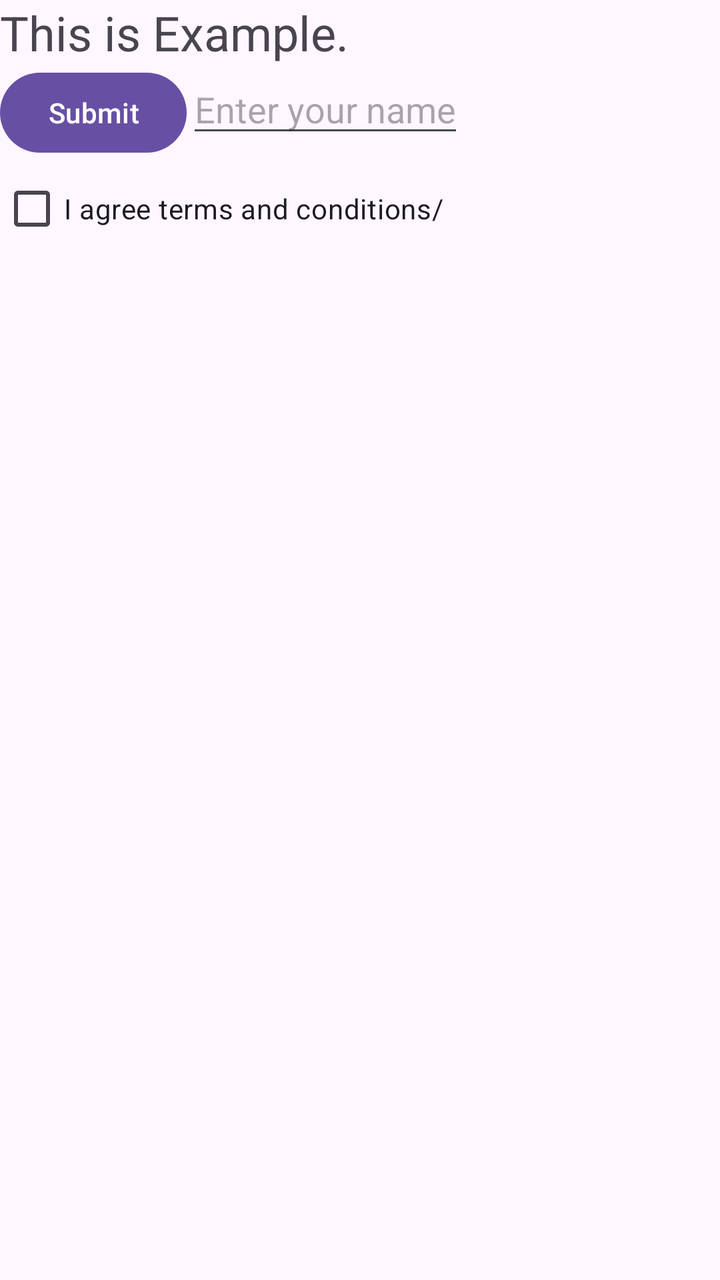
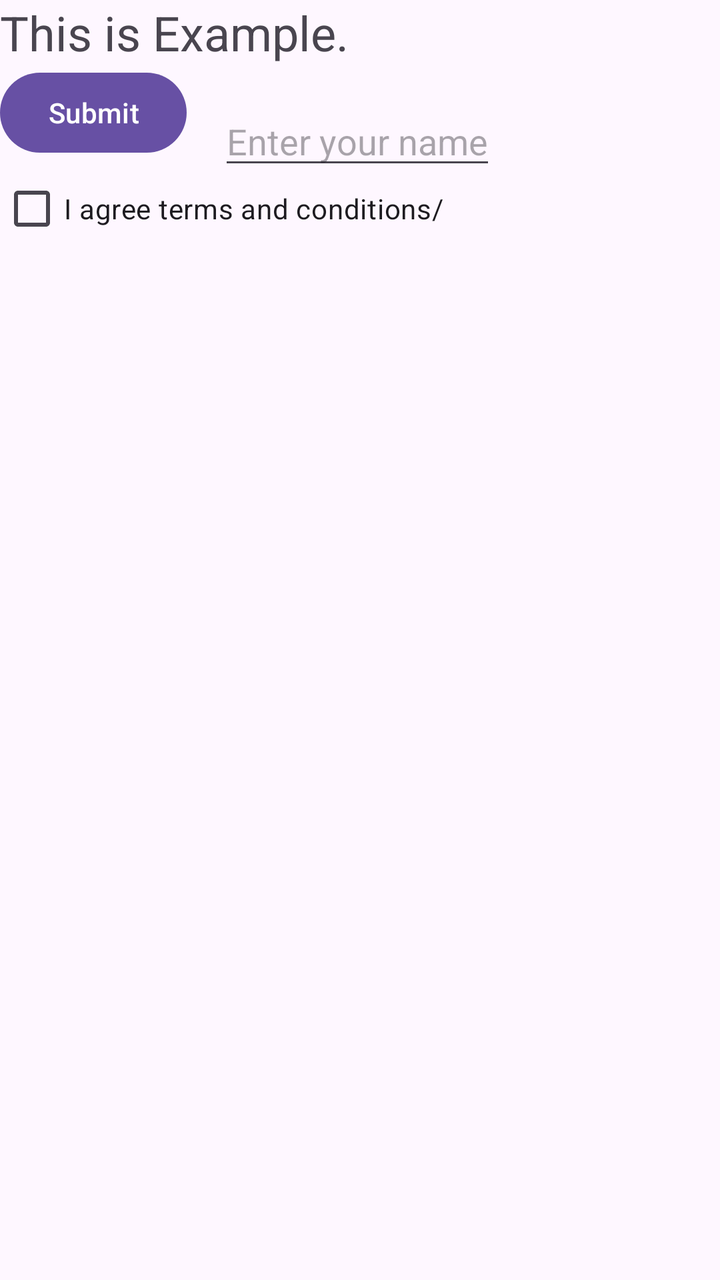

Screens rendered from an Android XML layout before and after an edit, with the pre-edit source and the edit as a unified diff.
<!-- AndroidManifest.xml: application theme Theme.BCA6th -->
<!-- res/layout/activity_dashboard.xml -->
<?xml version="1.0" encoding="utf-8"?>
<RelativeLayout
    xmlns:android="http://schemas.android.com/apk/res/android"
    xmlns:app="http://schemas.android.com/apk/res-auto"
    xmlns:tools="http://schemas.android.com/tools"
    android:id="@+id/main"
    android:layout_width="match_parent"
    android:layout_height="match_parent"
    tools:context=".DashboardActivity">

    <TextView
        android:id="@+id/exampleText"
        android:layout_width="wrap_content"
        android:layout_height="wrap_content"
        android:text="This is Example."
        android:textSize="24sp"/>

    <Button
        android:id="@+id/btnSubmit"
        android:layout_width="wrap_content"
        android:layout_height="wrap_content"
        android:layout_below="@+id/exampleText"
        android:text="Submit"/>

    <CheckBox
        android:id="@+id/ckTerms"
        android:layout_width="wrap_content"
        android:layout_height="wrap_content"
        android:layout_below="@+id/btnSubmit"
        android:text="I agree terms and conditions/"/>

    <EditText
        android:id="@+id/edtText"
        android:layout_width="wrap_content"
        android:layout_height="wrap_content"
        android:layout_toRightOf="@+id/btnSubmit"
        android:layout_below="@+id/exampleText"
        android:hint="Enter your name"/>

</RelativeLayout>
<!-- resources referenced by this layout -->
<resources>
  <style name="Theme.BCA6th" parent="Base.Theme.BCA6th" />
  <style name="Base.Theme.BCA6th" parent="Theme.Material3.DayNight.NoActionBar">
          
          
      </style>
</resources>

<!-- the commit's change to res/layout/activity_dashboard.xml (unified diff, before → after) -->
@@ -35,6 +35,33 @@
         android:layout_height="wrap_content"
         android:layout_toRightOf="@+id/btnSubmit"
         android:layout_below="@+id/exampleText"
+        android:layout_margin="16dp"
         android:hint="Enter your name"/>
 
+
+    <TextView
+        android:id="@+id/txvName"
+        android:layout_below="@+id/ckTerms"
+        android:layout_width="match_parent"
+        android:layout_height="wrap_content"
+        android:textSize="18sp"
+        android:layout_marginBottom="16dp"/>
+
+    <TextView
+        android:id="@+id/txvAddress"
+        android:layout_below="@+id/txvName"
+        android:layout_width="match_parent"
+        android:layout_height="wrap_content"
+        android:textSize="18sp"
+        android:layout_marginBottom="16dp"/>
+
+    <TextView
+        android:id="@+id/txvAge"
+        android:layout_below="@+id/txvAddress"
+        android:layout_width="match_parent"
+        android:layout_height="wrap_content"
+        android:textSize="18sp"
+        android:layout_marginBottom="16dp"/>
+
+
 </RelativeLayout>
